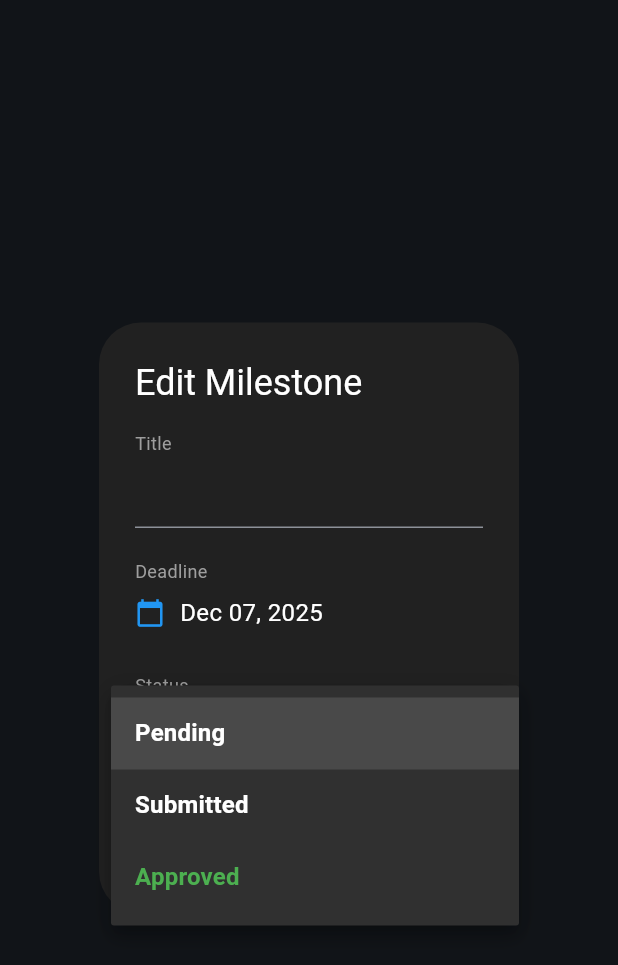
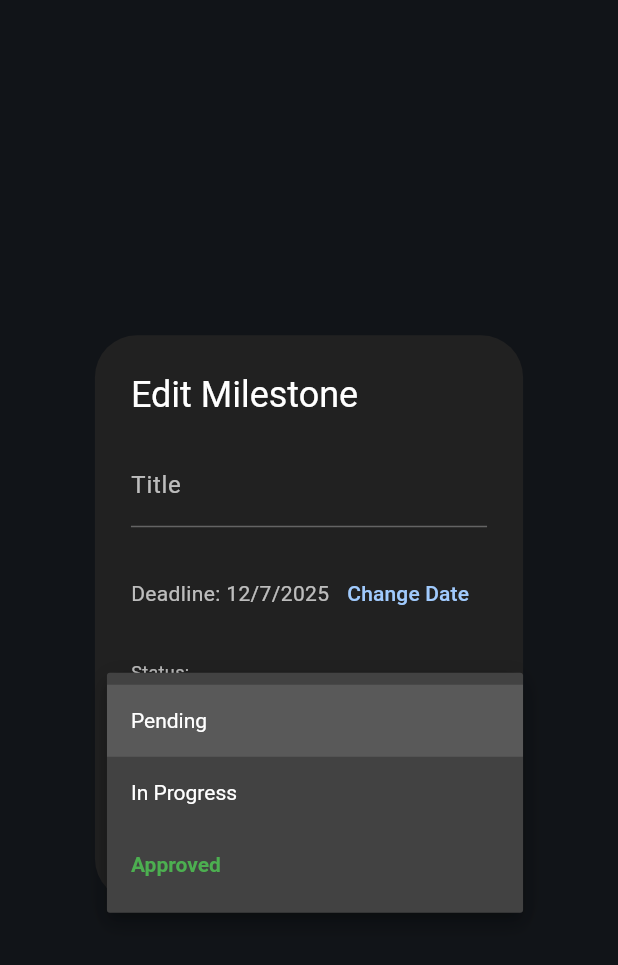
Before and after one commit to BinaryVibe/fyp-hub, a Flutter app: the EditMilestoneDialog widget shown alone on an empty page, opened directly with empty values, after a tap on the "arrow drop down" icon, on a phone screen of 412 x 824 dp. Shown: the top 965 px of the screen. Run offline on Flutter 3.47's test engine with Material 3 defaults, Android fonts, the phone set to English and light mode, and no system bars; our stand-ins replace animate_do, cloud_firestore, firebase_auth, firebase_core; accounts and stored records are empty.

Commit message:
Refactor edit milestone dialog UI and logic
Improved the milestone editing dialog by updating the date picker to use a themed modal, refactoring form fields for better clarity, and enhancing status dropdown options. Changed method names for clarity and streamlined state management for form inputs.

```diff
--- a/fyp_hub/lib/screens/projects/edit_milestone_dialog.dart
+++ b/fyp_hub/lib/screens/projects/edit_milestone_dialog.dart
@@ -5,7 +5,6 @@ import 'package:fyp_hub/models/milestone.dart';
 
 class EditMilestoneDialog extends StatefulWidget {
   final Milestone milestone;
-
   const EditMilestoneDialog({super.key, required this.milestone});
 
   @override
@@ -14,48 +13,57 @@ class EditMilestoneDialog extends StatefulWidget {
 
 class _EditMilestoneDialogState extends State<EditMilestoneDialog> {
   late TextEditingController _titleController;
-  late DateTime _selectedDate;
   late String _status;
-
-  final List<String> _statusOptions = ['Pending', 'Submitted', 'Approved'];
+  DateTime? _selectedDate;
 
   @override
   void initState() {
     super.initState();
-    // 1. Pre-fill the form with existing data
+    // 1. PRE-FILL DATA
     _titleController = TextEditingController(text: widget.milestone.title);
+    _status = widget.milestone.status;
     _selectedDate = widget.milestone.deadline.toDate();
-    _status = widget.milestone.status;
   }
 
-  void _pickDate() async {
-    final pickedDate = await showDatePicker(
+  void _presentDatePicker() {
+    showDatePicker(
       context: context,
-      initialDate: _selectedDate,
-      firstDate: DateTime.now().subtract(const Duration(days: 365)),
-      lastDate: DateTime.now().add(const Duration(days: 365)),
+      initialDate: _selectedDate ?? DateTime.now(),
+      firstDate: DateTime(2020),
+      lastDate: DateTime(2030),
+      builder: (context, child) {
+        return Theme(
+          data: ThemeData.dark().copyWith(
+            colorScheme: const ColorScheme.dark(
+              primary: Colors.blue,
+              onPrimary: Colors.white,
+              surface: Colors.grey,
+              onSurface: Colors.white,
+            ),
+          ),
+          child: child!,
         );
-
-    if (pickedDate != null) {
+      },
+    ).then((pickedDate) {
+      if (pickedDate == null) return;
       setState(() {
         _selectedDate = pickedDate;
       });
-    }
+    });
   }
 
-  void _save() {
-    if (_titleController.text.trim().isEmpty) return;
+  void _submitData() {
+    if (_titleController.text.isEmpty) return;
 
-    // 2. Create updated object
+    // Create Updated Object
     final updatedMilestone = Milestone(
-      milestoneId: widget.milestone.milestoneId, // Keep ID same
+      milestoneId: widget.milestone.milestoneId, // Keep original ID
       title: _titleController.text.trim(),
-      deadline: Timestamp.fromDate(_selectedDate),
-      status: _status,
+      deadline: Timestamp.fromDate(_selectedDate!),
+      status: _status, // Use new status
     );
 
-    // 3. Send back
-    Navigator.pop(context, updatedMilestone);
+    Navigator.of(context).pop(updatedMilestone);
   }
 
   @override
@@ -63,74 +71,82 @@ class _EditMilestoneDialogState extends State<EditMilestoneDialog> {
     return AlertDialog(
       backgroundColor: Colors.grey[900],
       title: const Text("Edit Milestone", style: TextStyle(color: Colors.white)),
-      content: Column(
+      content: SingleChildScrollView(
+        child: Column(
           mainAxisSize: MainAxisSize.min,
           crossAxisAlignment: CrossAxisAlignment.start,
           children: [
-          // Title
-          const Text("Title", style: TextStyle(color: Colors.grey, fontSize: 12)),
+            // Title Input
             TextField(
               controller: _titleController,
               style: const TextStyle(color: Colors.white),
-          ),
-          const SizedBox(height: 20),
-
-          // Deadline
-          const Text("Deadline", style: TextStyle(color: Colors.grey, fontSize: 12)),
-          InkWell(
-            onTap: _pickDate,
-            child: Padding(
-              padding: const EdgeInsets.symmetric(vertical: 8.0),
-              child: Row(
-                children: [
-                  const Icon(Icons.calendar_today, color: Colors.blue, size: 20),
-                  const SizedBox(width: 10),
-                  Text(
-                    DateFormat('MMM dd, yyyy').format(_selectedDate),
-                    style: const TextStyle(color: Colors.white, fontSize: 16),
-                  ),
-                ],
-              ),
+              decoration: const InputDecoration(
+                labelText: 'Title',
+                labelStyle: TextStyle(color: Colors.white70),
+                enabledBorder: UnderlineInputBorder(borderSide: BorderSide(color: Colors.white30)),
               ),
             ),
             const SizedBox(height: 20),
 
+            // Date Picker
+            Row(
+              children: [
+                Expanded(
+                  child: Text(
+                    _selectedDate == null
+                        ? 'No Date Chosen!'
+                        : 'Deadline: ${DateFormat.yMd().format(_selectedDate!)}',
+                    style: const TextStyle(color: Colors.white70),
+                  ),
+                ),
+                TextButton(
+                  onPressed: _presentDatePicker,
+                  child: const Text('Change Date'),
+                ),
+              ],
+            ),
+            const SizedBox(height: 20),
+
             // Status Dropdown
-          const Text("Status", style: TextStyle(color: Colors.grey, fontSize: 12)),
+            const Text("Status:", style: TextStyle(color: Colors.white70, fontSize: 12)),
             DropdownButton<String>(
               value: _status,
-            dropdownColor: Colors.grey[850],
+              dropdownColor: Colors.grey[800],
               isExpanded: true,
-            underline: Container(height: 1, color: Colors.white54),
-            items: _statusOptions.map((String value) {
+              icon: const Icon(Icons.arrow_drop_down, color: Colors.blue),
+              underline: Container(height: 1, color: Colors.white30),
+              style: const TextStyle(color: Colors.white),
+              onChanged: (String? newValue) {
+                setState(() {
+                  _status = newValue!;
+                });
+              },
+              items: <String>['Pending', 'In Progress', 'Approved']
+                  .map<DropdownMenuItem<String>>((String value) {
                 return DropdownMenuItem<String>(
                   value: value,
                   child: Text(
                     value,
                     style: TextStyle(
                       color: value == 'Approved' ? Colors.green : Colors.white,
-                    fontWeight: FontWeight.bold,
+                      fontWeight: value == 'Approved' ? FontWeight.bold : FontWeight.normal,
                     ),
                   ),
                 );
               }).toList(),
-            onChanged: (newValue) {
-              setState(() {
-                _status = newValue!;
-              });
-            },
             ),
           ],
         ),
+      ),
       actions: [
         TextButton(
-          onPressed: () => Navigator.pop(context),
+          onPressed: () => Navigator.of(context).pop(),
           child: const Text("Cancel", style: TextStyle(color: Colors.grey)),
         ),
         ElevatedButton(
+          onPressed: _submitData,
           style: ElevatedButton.styleFrom(backgroundColor: Colors.blue),
-          onPressed: _save,
-          child: const Text("Save Changes", style: TextStyle(color: Colors.white)),
+          child: const Text("Save Changes"),
         ),
       ],
     );
```
Lines whose indentation alone changed are shown as unchanged.
